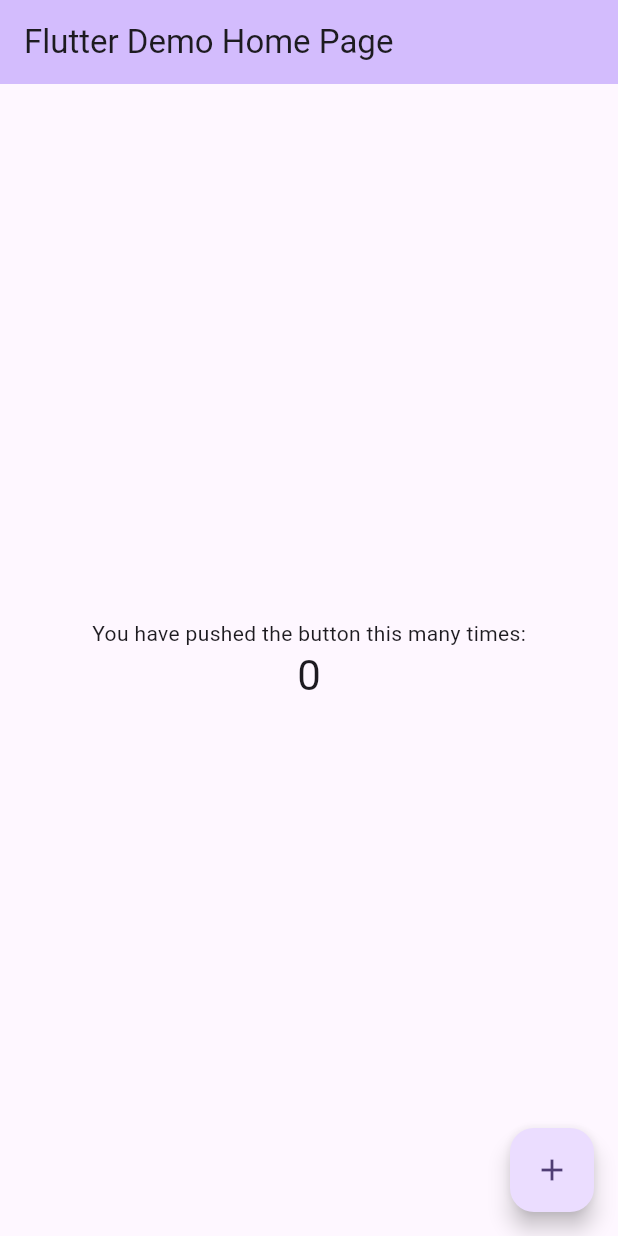
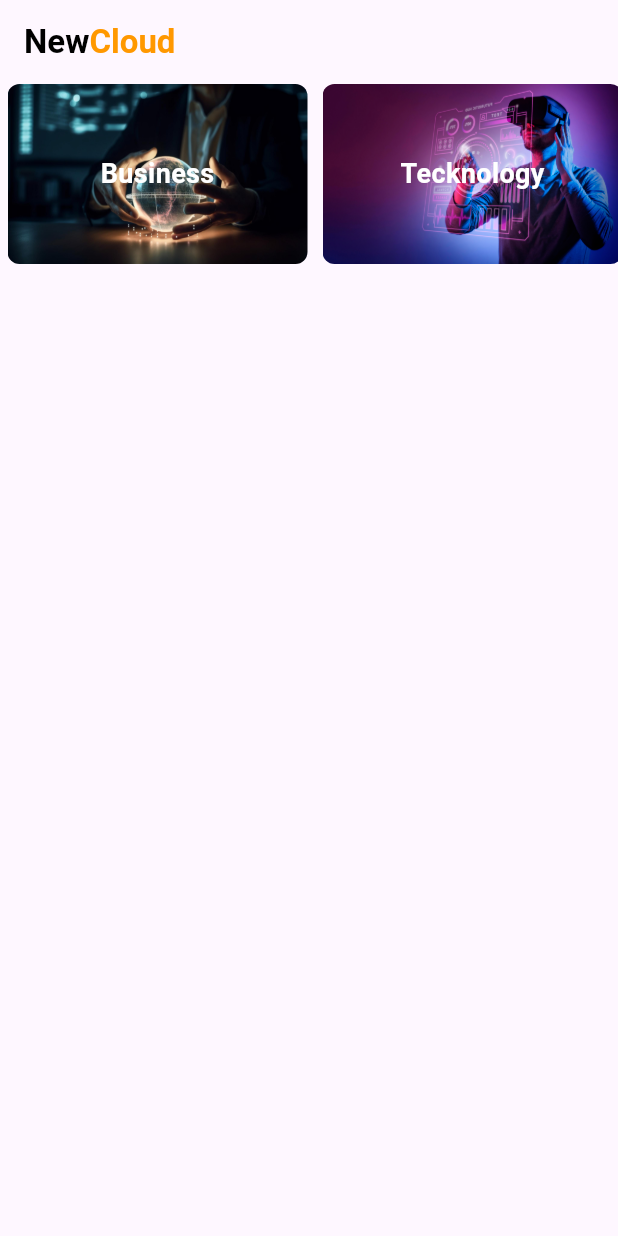
Before and after one commit to Waheed-Ashraf/News-App, a Flutter app: the screen it shows after launch, on a phone screen of 412 x 824 dp. Run offline on Flutter 3.47's test engine with Material 3 defaults, Android fonts, the phone set to English and light mode, and no system bars.

Commit message:
adding categories list to homepage

```diff
--- a/lib/main.dart
+++ b/lib/main.dart
@@ -1,125 +1,19 @@
 import 'package:flutter/material.dart';
+import 'package:news_app/views/home_view.dart';
 
 void main() {
-  runApp(const MyApp());
+  runApp(const NewsApp());
 }
 
-class MyApp extends StatelessWidget {
-  const MyApp({super.key});
+class NewsApp extends StatelessWidget {
+  const NewsApp({super.key});
 
   // This widget is the root of your application.
   @override
   Widget build(BuildContext context) {
     return MaterialApp(
-      title: 'Flutter Demo',
-      theme: ThemeData(
-        // This is the theme of your application.
-        //
-        // TRY THIS: Try running your application with "flutter run". You'll see
-        // the application has a purple toolbar. Then, without quitting the app,
-        // try changing the seedColor in the colorScheme below to Colors.green
-        // and then invoke "hot reload" (save your changes or press the "hot
-        // reload" button in a Flutter-supported IDE, or press "r" if you used
-        // the command line to start the app).
-        //
-        // Notice that the counter didn't reset back to zero; the application
-        // state is not lost during the reload. To reset the state, use hot
-        // restart instead.
-        //
-        // This works for code too, not just values: Most code changes can be
-        // tested with just a hot reload.
-        colorScheme: ColorScheme.fromSeed(seedColor: Colors.deepPurple),
-        useMaterial3: true,
-      ),
-      home: const MyHomePage(title: 'Flutter Demo Home Page'),
+      debugShowCheckedModeBanner: false,
+      home: HomePage(),
     );
   }
 }
-
-class MyHomePage extends StatefulWidget {
-  const MyHomePage({super.key, required this.title});
-
-  // This widget is the home page of your application. It is stateful, meaning
-  // that it has a State object (defined below) that contains fields that affect
-  // how it looks.
-
-  // This class is the configuration for the state. It holds the values (in this
-  // case the title) provided by the parent (in this case the App widget) and
-  // used by the build method of the State. Fields in a Widget subclass are
-  // always marked "final".
-
-  final String title;
-
-  @override
-  State<MyHomePage> createState() => _MyHomePageState();
-}
-
-class _MyHomePageState extends State<MyHomePage> {
-  int _counter = 0;
-
-  void _incrementCounter() {
-    setState(() {
-      // This call to setState tells the Flutter framework that something has
-      // changed in this State, which causes it to rerun the build method below
-      // so that the display can reflect the updated values. If we changed
-      // _counter without calling setState(), then the build method would not be
-      // called again, and so nothing would appear to happen.
-      _counter++;
-    });
-  }
-
-  @override
-  Widget build(BuildContext context) {
-    // This method is rerun every time setState is called, for instance as done
-    // by the _incrementCounter method above.
-    //
-    // The Flutter framework has been optimized to make rerunning build methods
-    // fast, so that you can just rebuild anything that needs updating rather
-    // than having to individually change instances of widgets.
-    return Scaffold(
-      appBar: AppBar(
-        // TRY THIS: Try changing the color here to a specific color (to
-        // Colors.amber, perhaps?) and trigger a hot reload to see the AppBar
-        // change color while the other colors stay the same.
-        backgroundColor: Theme.of(context).colorScheme.inversePrimary,
-        // Here we take the value from the MyHomePage object that was created by
-        // the App.build method, and use it to set our appbar title.
-        title: Text(widget.title),
-      ),
-      body: Center(
-        // Center is a layout widget. It takes a single child and positions it
-        // in the middle of the parent.
-        child: Column(
-          // Column is also a layout widget. It takes a list of children and
-          // arranges them vertically. By default, it sizes itself to fit its
-          // children horizontally, and tries to be as tall as its parent.
-          //
-          // Column has various properties to control how it sizes itself and
-          // how it positions its children. Here we use mainAxisAlignment to
-          // center the children vertically; the main axis here is the vertical
-          // axis because Columns are vertical (the cross axis would be
-          // horizontal).
-          //
-          // TRY THIS: Invoke "debug painting" (choose the "Toggle Debug Paint"
-          // action in the IDE, or press "p" in the console), to see the
-          // wireframe for each widget.
-          mainAxisAlignment: MainAxisAlignment.center,
-          children: <Widget>[
-            const Text(
-              'You have pushed the button this many times:',
-            ),
-            Text(
-              '$_counter',
-              style: Theme.of(context).textTheme.headlineMedium,
-            ),
-          ],
-        ),
-      ),
-      floatingActionButton: FloatingActionButton(
-        onPressed: _incrementCounter,
-        tooltip: 'Increment',
-        child: const Icon(Icons.add),
-      ), // This trailing comma makes auto-formatting nicer for build methods.
-    );
-  }
-}
--- /dev/null
+++ b/lib/models/categori_model.dart
@@ -0,0 +1,6 @@
+// ignore: camel_case_types
+class Categorie_data {
+  String type;
+  String image;
+  Categorie_data({required this.image, required this.type});
+}
--- /dev/null
+++ b/lib/views/home_view.dart
@@ -0,0 +1,56 @@
+import 'package:flutter/material.dart';
+import 'package:news_app/models/categori_model.dart';
+import 'package:news_app/widgets/categories.dart';
+
+// ignore: must_be_immutable
+class HomePage extends StatelessWidget {
+  HomePage({super.key});
+  List<Categorie_data> categorieD = [
+    Categorie_data(image: 'assets/business.jpg', type: 'Business'),
+    Categorie_data(image: 'assets/Tecknology.jpg', type: 'Tecknology'),
+    Categorie_data(image: 'assets/sports.jpg', type: 'Sports'),
+    Categorie_data(image: 'assets/Health.jpg', type: 'Health'),
+    Categorie_data(image: 'assets/science.jpg', type: 'Science'),
+    Categorie_data(image: 'assets/entertainment.jpg', type: 'Entertainment'),
+    Categorie_data(image: 'assets/General.jpg', type: 'General'),
+  ];
+
+  @override
+  Widget build(BuildContext context) {
+    return Scaffold(
+      appBar: AppBar(
+        centerTitle: false,
+        toolbarOpacity: 0,
+        elevation: 0,
+        title: const Row(
+          children: [
+            Text(
+              'New',
+              style: TextStyle(
+                color: Colors.black,
+                fontWeight: FontWeight.bold,
+              ),
+            ),
+            Text(
+              'Cloud',
+              style: TextStyle(
+                color: Colors.orange,
+                fontWeight: FontWeight.bold,
+              ),
+            ),
+          ],
+        ),
+      ),
+      body: SizedBox(
+        height: 120,
+        child: ListView.builder(
+          scrollDirection: Axis.horizontal,
+          itemCount: categorieD.length,
+          itemBuilder: (context, index) {
+            return Categories_item(item: categorieD[index]);
+          },
+        ),
+      ),
+    );
+  }
+}
--- /dev/null
+++ b/lib/widgets/categories.dart
@@ -0,0 +1,35 @@
+import 'package:flutter/material.dart';
+import 'package:news_app/models/categori_model.dart';
+
+// ignore: must_be_immutable, camel_case_types
+class Categories_item extends StatelessWidget {
+  Categories_item({super.key, required this.item});
+
+  Categorie_data item;
+  @override
+  Widget build(BuildContext context) {
+    return Padding(
+      padding: const EdgeInsets.only(left: 5, right: 5),
+      child: Container(
+        alignment: Alignment.center,
+        width: 200,
+        height: 120,
+        decoration: BoxDecoration(
+          borderRadius: const BorderRadius.all(Radius.circular(8)),
+          image: DecorationImage(
+            image: AssetImage(item.image),
+            fit: BoxFit.fill,
+          ),
+        ),
+        child: Text(
+          item.type,
+          style: const TextStyle(
+            color: Colors.white,
+            fontSize: 18,
+            fontWeight: FontWeight.bold,
+          ),
+        ),
+      ),
+    );
+  }
+}
--- a/pubspec.yaml
+++ b/pubspec.yaml
@@ -59,9 +59,8 @@ flutter:
   uses-material-design: true
 
   # To add assets to your application, add an assets section, like this:
-  # assets:
-  #   - images/a_dot_burr.jpeg
-  #   - images/a_dot_ham.jpeg
+  assets:
+    - assets/
 
   # An image asset can refer to one or more resolution-specific "variants", see
   # https://flutter.dev/assets-and-images/#resolution-aware
```
Also changed, not shown: assets/General.jpg (added), assets/Health.jpg (added), assets/Tecknology.jpg (added), assets/business.jpg (added), assets/entertainment.jpg (added), assets/science.jpg (added), assets/sports.jpg (added), assets/technology.jpeg (deleted), 7 other files.
